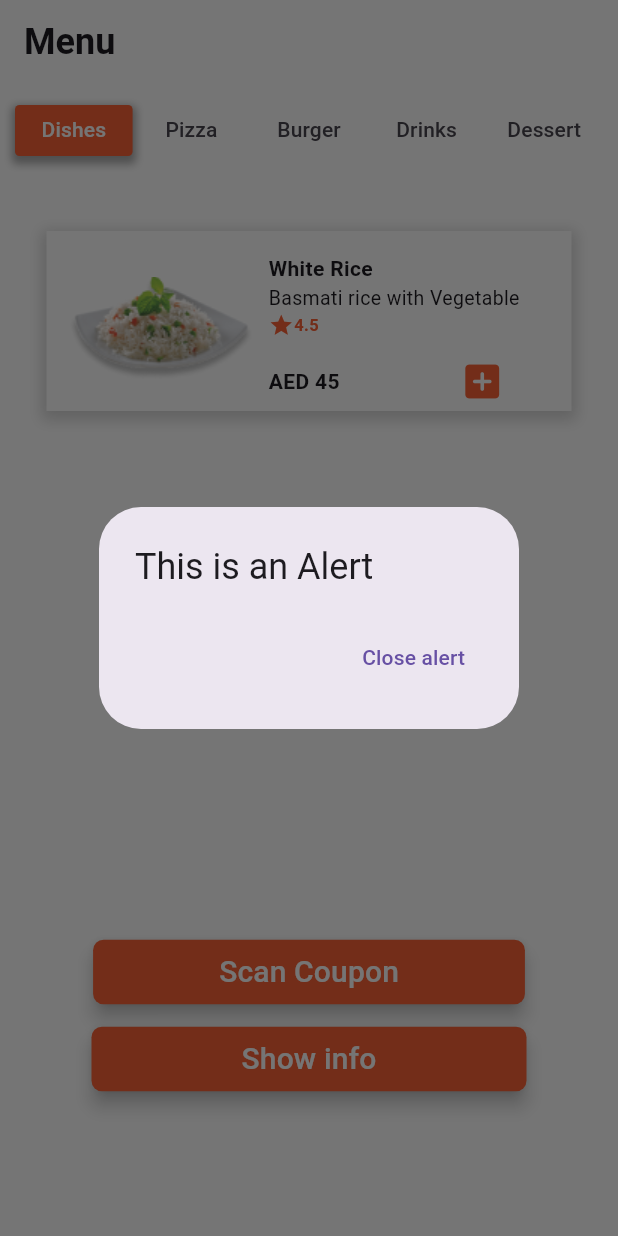
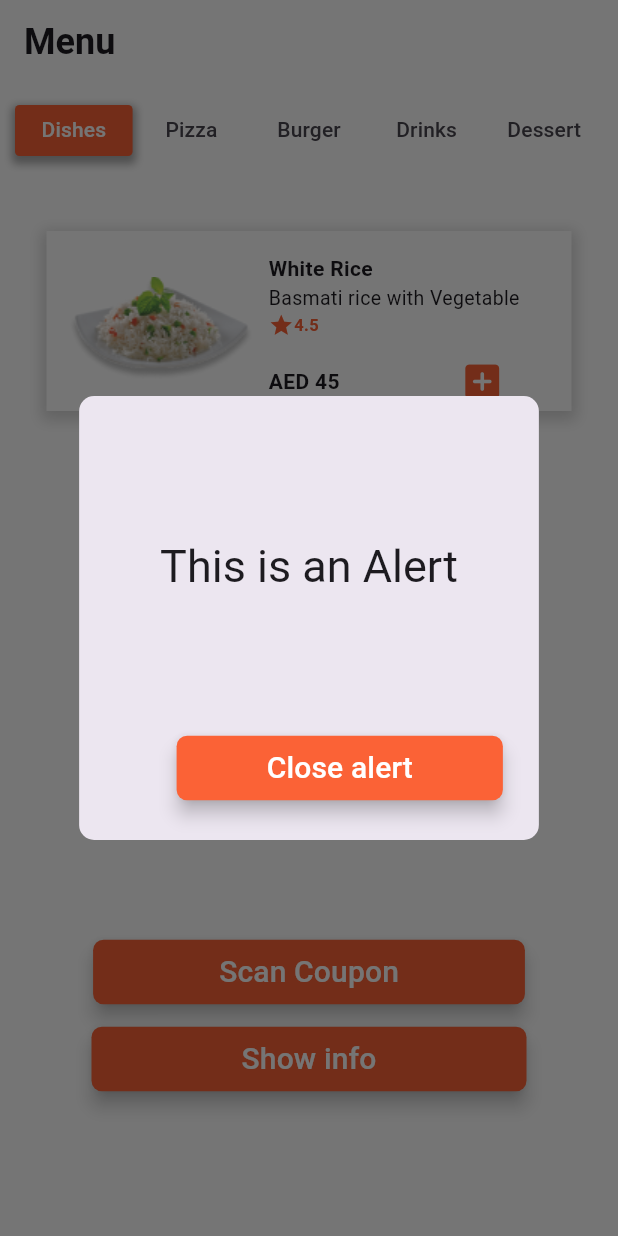
Before and after one commit to Flutter-gg-1/Restaurant-Menu-app, a Flutter app: the screen it shows after launch, after a tap on "Show info", on a phone screen of 412 x 824 dp. Run offline on Flutter 3.47's test engine with Material 3 defaults, Android fonts, the light colour scheme and no system bars; our stand-ins replace google_fonts; Roboto replaces fonts that are missing (Adamina).

Commit message:
nodifiy alert

```diff
--- a/lib/src/show_info_button.dart
+++ b/lib/src/show_info_button.dart
@@ -3,15 +3,30 @@ import 'package:flutter/material.dart';
 // widget of show info button
 Widget showInfoButton({required context}) {
   return ElevatedButton(
-
     onPressed: () => showDialog<String>(
       context: context,
       builder: (BuildContext context) => AlertDialog(
-        title: const Text("This is an Alert"),
-        actions:[
-          TextButton(
+        shape: RoundedRectangleBorder(
+          borderRadius: BorderRadius.circular(10),),
+        title: const Padding(
+          padding: EdgeInsets.symmetric(horizontal: 30, vertical: 70),
+
+
+          child: Text("This is an Alert", style: TextStyle(fontSize: 30)),
+        ),
+        actions: [
+          ElevatedButton(
+            style: ElevatedButton.styleFrom(
+              backgroundColor: const Color(0xffFB6236),
+              padding: const EdgeInsets.symmetric(horizontal: 60, vertical: 7),
+              shape: RoundedRectangleBorder(
+                borderRadius: BorderRadius.circular(7),
+              ),
+              elevation: 5,
+            ),
             onPressed: () => Navigator.pop(context, "Close alert"),
-            child: const Text("Close alert"),
+            child: const Text("Close alert",
+                style: TextStyle(color: Colors.white, fontSize: 20)),
           ),
         ],
       ),
```
